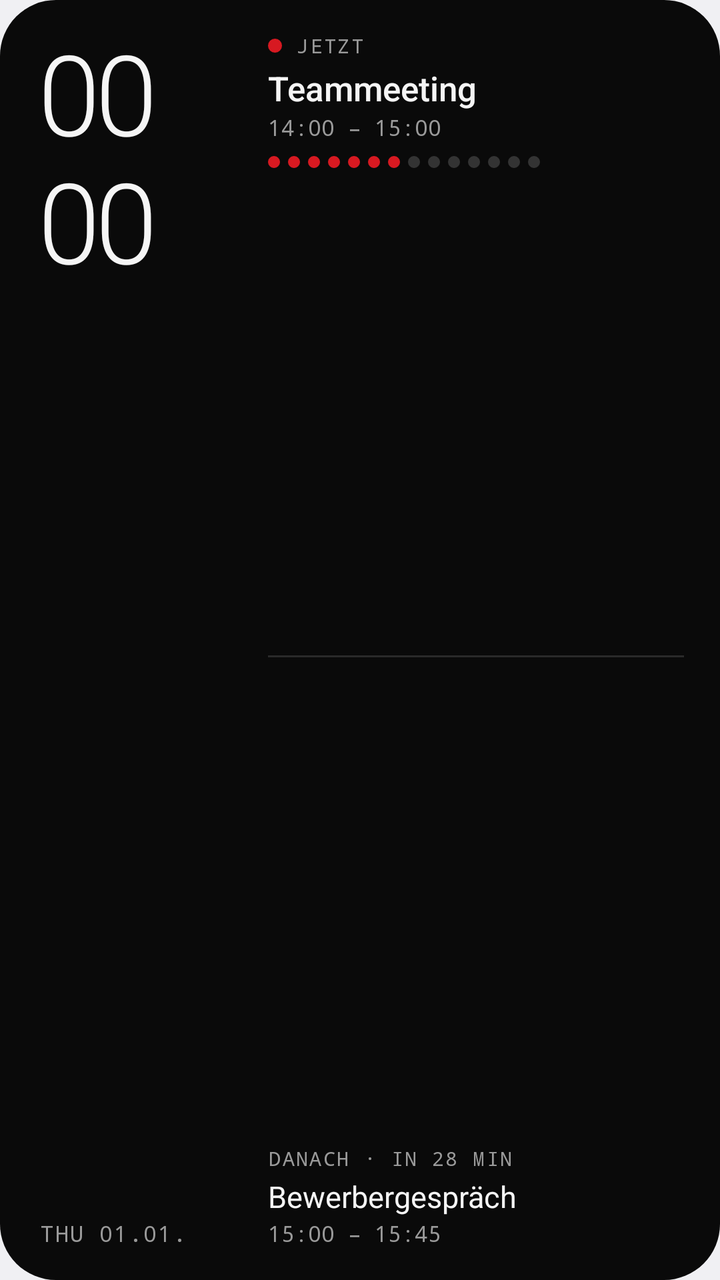
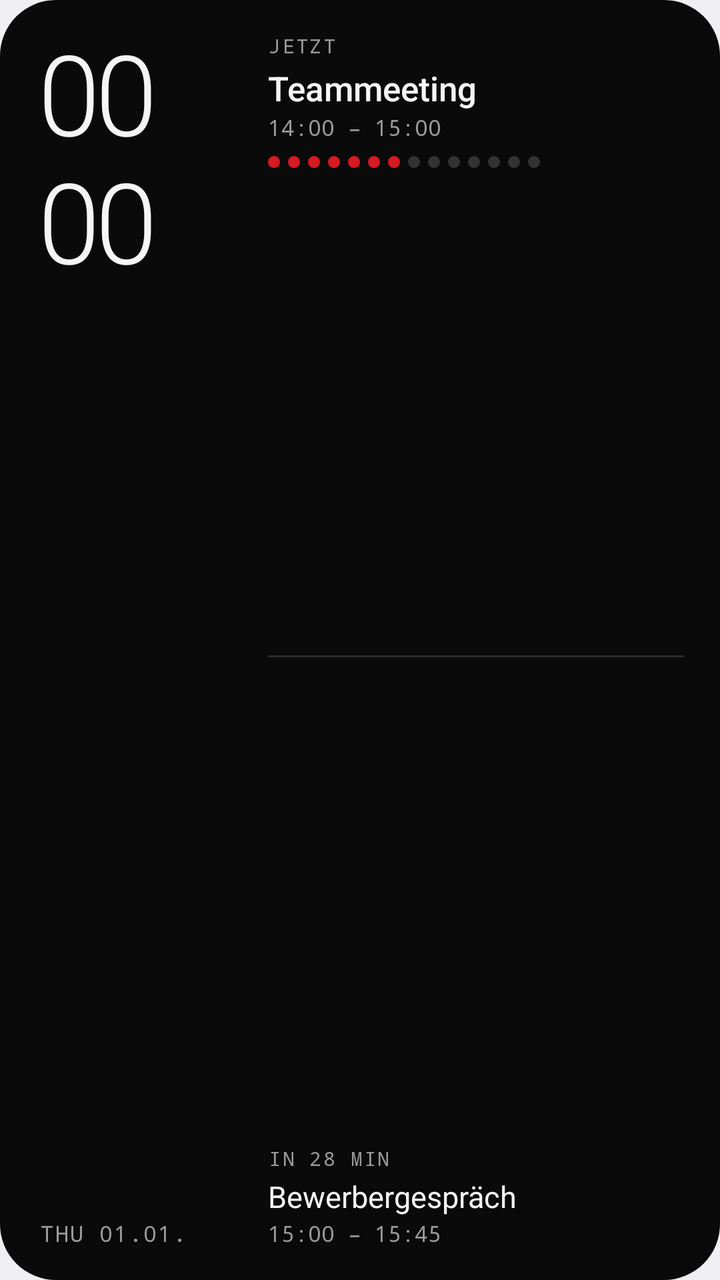

Before-and-after screenshots of an Android layout around one commit, followed by the original layout XML and the change that was made.
<!-- AndroidManifest.xml: application theme android:Theme.DeviceDefault.DayNight -->
<!-- res/layout/widget_now_next.xml -->
<?xml version="1.0" encoding="utf-8"?>
<FrameLayout xmlns:android="http://schemas.android.com/apk/res/android"
    android:id="@android:id/background"
    android:layout_width="match_parent"
    android:layout_height="match_parent">

    <ImageView
        android:id="@+id/bg_fill"
        android:layout_width="match_parent"
        android:layout_height="match_parent"
        android:importantForAccessibility="no"
        android:scaleType="fitXY"
        android:src="@drawable/widget_shape"
        android:tint="@color/mono_bg_solid" />

    <ImageView
        android:id="@+id/bg_stroke"
        android:layout_width="match_parent"
        android:layout_height="match_parent"
        android:importantForAccessibility="no"
        android:scaleType="fitXY"
        android:src="@drawable/widget_stroke"
        android:visibility="gone" />

    <LinearLayout
        android:layout_width="match_parent"
        android:layout_height="match_parent"
        android:orientation="horizontal"
        android:paddingStart="20dp"
        android:paddingTop="16dp"
        android:paddingEnd="18dp"
        android:paddingBottom="16dp">

        
        <LinearLayout
            android:layout_width="wrap_content"
            android:layout_height="match_parent"
            android:minWidth="96dp"
            android:orientation="vertical">

            <TextClock
                android:id="@+id/clock_hour"
                android:layout_width="wrap_content"
                android:layout_height="wrap_content"
                android:fontFamily="sans-serif-light"
                android:format12Hour="HH"
                android:format24Hour="HH"
                android:includeFontPadding="false"
                android:letterSpacing="-0.04"
                android:textColor="@color/mono_text"
                android:textSize="56sp" />

            <TextClock
                android:id="@+id/clock_minute"
                android:layout_width="wrap_content"
                android:layout_height="wrap_content"
                android:layout_marginTop="-2dp"
                android:fontFamily="sans-serif-light"
                android:format12Hour="mm"
                android:format24Hour="mm"
                android:includeFontPadding="false"
                android:letterSpacing="-0.04"
                android:textColor="@color/mono_text"
                android:textSize="56sp" />

            <FrameLayout
                android:layout_width="match_parent"
                android:layout_height="0dp"
                android:layout_weight="1" />

            <TextClock
                android:id="@+id/date"
                android:layout_width="wrap_content"
                android:layout_height="wrap_content"
                android:fontFamily="monospace"
                android:format12Hour="EEE dd.MM."
                android:format24Hour="EEE dd.MM."
                android:letterSpacing="0.06"
                android:textAllCaps="true"
                android:textColor="@color/mono_muted_solid"
                android:textSize="11sp" />
        </LinearLayout>

        
        <LinearLayout
            android:layout_width="0dp"
            android:layout_height="match_parent"
            android:layout_marginStart="18dp"
            android:layout_weight="1"
            android:orientation="vertical">

            
            <LinearLayout
                android:id="@+id/allday_row"
                android:layout_width="match_parent"
                android:layout_height="wrap_content"
                android:layout_marginBottom="6dp"
                android:gravity="center_vertical"
                android:orientation="horizontal"
                android:visibility="gone">

                <ImageView
                    android:id="@+id/allday_ring"
                    android:layout_width="7dp"
                    android:layout_height="7dp"
                    android:importantForAccessibility="no"
                    android:src="@drawable/ring"
                    android:tint="@color/mono_muted_solid" />

                <TextView
                    android:id="@+id/allday_title"
                    android:layout_width="0dp"
                    android:layout_height="wrap_content"
                    android:layout_marginStart="7dp"
                    android:layout_weight="1"
                    android:ellipsize="end"
                    android:maxLines="1"
                    android:text="Urlaub"
                    android:textColor="@color/mono_text"
                    android:textSize="13sp" />

                <TextView
                    android:id="@+id/allday_count"
                    android:layout_width="wrap_content"
                    android:layout_height="wrap_content"
                    android:layout_marginStart="6dp"
                    android:fontFamily="monospace"
                    android:maxLines="1"
                    android:text="+1"
                    android:textColor="@color/mono_muted_solid"
                    android:textSize="10sp"
                    android:visibility="gone" />
            </LinearLayout>

            <LinearLayout
                android:id="@+id/now_block"
                android:layout_width="match_parent"
                android:layout_height="wrap_content"
                android:orientation="vertical">

                <LinearLayout
                    android:layout_width="wrap_content"
                    android:layout_height="wrap_content"
                    android:gravity="center_vertical"
                    android:orientation="horizontal">

                    <ImageView
                        android:id="@+id/now_dot"
                        android:layout_width="7dp"
                        android:layout_height="7dp"
                        android:importantForAccessibility="no"
                        android:src="@drawable/dot"
                        android:tint="@color/mono_accent" />

                    <TextView
                        android:id="@+id/now_label"
                        android:layout_width="wrap_content"
                        android:layout_height="wrap_content"
                        android:layout_marginStart="7dp"
                        android:fontFamily="monospace"
                        android:letterSpacing="0.08"
                        android:maxLines="1"
                        android:text="JETZT"
                        android:textColor="@color/mono_muted_solid"
                        android:textSize="10sp" />
                </LinearLayout>

                <TextView
                    android:id="@+id/now_title"
                    android:layout_width="match_parent"
                    android:layout_height="wrap_content"
                    android:layout_marginTop="3dp"
                    android:ellipsize="end"
                    android:fontFamily="sans-serif-medium"
                    android:maxLines="1"
                    android:text="Teammeeting"
                    android:textColor="@color/mono_text"
                    android:textSize="17sp" />

                <TextView
                    android:id="@+id/now_time"
                    android:layout_width="wrap_content"
                    android:layout_height="wrap_content"
                    android:layout_marginTop="1dp"
                    android:fontFamily="monospace"
                    android:maxLines="1"
                    android:text="14:00 – 15:00"
                    android:textColor="@color/mono_muted_solid"
                    android:textSize="11sp" />

                <LinearLayout
                    android:id="@+id/dots"
                    android:layout_width="wrap_content"
                    android:layout_height="wrap_content"
                    android:layout_marginTop="7dp"
                    android:orientation="horizontal">
                <ImageView
                    android:id="@+id/dot_0"
                    android:layout_width="6dp"
                    android:layout_height="6dp"
                    android:layout_marginEnd="4dp"
                    android:importantForAccessibility="no"
                    android:src="@drawable/dot"
                    android:tint="@color/mono_accent" />
                <ImageView
                    android:id="@+id/dot_1"
                    android:layout_width="6dp"
                    android:layout_height="6dp"
                    android:layout_marginEnd="4dp"
                    android:importantForAccessibility="no"
                    android:src="@drawable/dot"
                    android:tint="@color/mono_accent" />
                <ImageView
                    android:id="@+id/dot_2"
                    android:layout_width="6dp"
                    android:layout_height="6dp"
                    android:layout_marginEnd="4dp"
                    android:importantForAccessibility="no"
                    android:src="@drawable/dot"
                    android:tint="@color/mono_accent" />
                <ImageView
                    android:id="@+id/dot_3"
                    android:layout_width="6dp"
                    android:layout_height="6dp"
                    android:layout_marginEnd="4dp"
                    android:importantForAccessibility="no"
                    android:src="@drawable/dot"
                    android:tint="@color/mono_accent" />
                <ImageView
                    android:id="@+id/dot_4"
                    android:layout_width="6dp"
                    android:layout_height="6dp"
                    android:layout_marginEnd="4dp"
                    android:importantForAccessibility="no"
                    android:src="@drawable/dot"
                    android:tint="@color/mono_accent" />
                <ImageView
                    android:id="@+id/dot_5"
                    android:layout_width="6dp"
                    android:layout_height="6dp"
                    android:layout_marginEnd="4dp"
                    android:importantForAccessibility="no"
                    android:src="@drawable/dot"
                    android:tint="@color/mono_accent" />
                <ImageView
                    android:id="@+id/dot_6"
                    android:layout_width="6dp"
                    android:layout_height="6dp"
                    android:layout_marginEnd="4dp"
                    android:importantForAccessibility="no"
                    android:src="@drawable/dot"
                    android:tint="@color/mono_accent" />
                <ImageView
                    android:id="@+id/dot_7"
                    android:layout_width="6dp"
                    android:layout_height="6dp"
                    android:layout_marginEnd="4dp"
                    android:importantForAccessibility="no"
                    android:src="@drawable/dot"
                    android:tint="@color/mono_dot_off_solid" />
                <ImageView
                    android:id="@+id/dot_8"
                    android:layout_width="6dp"
                    android:layout_height="6dp"
                    android:layout_marginEnd="4dp"
                    android:importantForAccessibility="no"
                    android:src="@drawable/dot"
                    android:tint="@color/mono_dot_off_solid" />
                <ImageView
                    android:id="@+id/dot_9"
                    android:layout_width="6dp"
                    android:layout_height="6dp"
                    android:layout_marginEnd="4dp"
                    android:importantForAccessibility="no"
                    android:src="@drawable/dot"
                    android:tint="@color/mono_dot_off_solid" />
                <ImageView
                    android:id="@+id/dot_10"
                    android:layout_width="6dp"
                    android:layout_height="6dp"
                    android:layout_marginEnd="4dp"
                    android:importantForAccessibility="no"
                    android:src="@drawable/dot"
                    android:tint="@color/mono_dot_off_solid" />
                <ImageView
                    android:id="@+id/dot_11"
                    android:layout_width="6dp"
                    android:layout_height="6dp"
                    android:layout_marginEnd="4dp"
                    android:importantForAccessibility="no"
                    android:src="@drawable/dot"
                    android:tint="@color/mono_dot_off_solid" />
                <ImageView
                    android:id="@+id/dot_12"
                    android:layout_width="6dp"
                    android:layout_height="6dp"
                    android:layout_marginEnd="4dp"
                    android:importantForAccessibility="no"
                    android:src="@drawable/dot"
                    android:tint="@color/mono_dot_off_solid" />
                <ImageView
                    android:id="@+id/dot_13"
                    android:layout_width="6dp"
                    android:layout_height="6dp"
                    android:importantForAccessibility="no"
                    android:src="@drawable/dot"
                    android:tint="@color/mono_dot_off_solid" />
                </LinearLayout>
            </LinearLayout>

            <FrameLayout
                android:layout_width="match_parent"
                android:layout_height="0dp"
                android:layout_weight="1" />

            <ImageView
                android:id="@+id/divider"
                android:layout_width="match_parent"
                android:layout_height="1dp"
                android:importantForAccessibility="no"
                android:scaleType="fitXY"
                android:src="@drawable/line"
                android:tint="@color/mono_line_solid" />

            <FrameLayout
                android:layout_width="match_parent"
                android:layout_height="0dp"
                android:layout_weight="1" />

            <LinearLayout
                android:id="@+id/next_block"
                android:layout_width="match_parent"
                android:layout_height="wrap_content"
                android:orientation="vertical">

                <TextView
                    android:id="@+id/next_label"
                    android:layout_width="match_parent"
                    android:layout_height="wrap_content"
                    android:ellipsize="end"
                    android:fontFamily="monospace"
                    android:letterSpacing="0.08"
                    android:maxLines="1"
                    android:text="DANACH · IN 28 MIN"
                    android:textColor="@color/mono_muted_solid"
                    android:textSize="10sp" />

                <TextView
                    android:id="@+id/next_title"
                    android:layout_width="match_parent"
                    android:layout_height="wrap_content"
                    android:layout_marginTop="2dp"
                    android:ellipsize="end"
                    android:maxLines="1"
                    android:text="Bewerbergespräch"
                    android:textColor="@color/mono_text"
                    android:textSize="15sp" />

                <TextView
                    android:id="@+id/next_time"
                    android:layout_width="match_parent"
                    android:layout_height="wrap_content"
                    android:layout_marginTop="1dp"
                    android:ellipsize="end"
                    android:fontFamily="monospace"
                    android:maxLines="1"
                    android:text="15:00 – 15:45"
                    android:textColor="@color/mono_muted_solid"
                    android:textSize="11sp" />
            </LinearLayout>
        </LinearLayout>
    </LinearLayout>
</FrameLayout>
<!-- resources referenced by this layout -->
<resources>
  <color name="mono_accent">#FFD71921</color>
  <color name="mono_bg_solid">#FF0A0A0A</color>
  <color name="mono_dot_off_solid">#FF333333</color>
  <color name="mono_line_solid">#FF2A2A2A</color>
  <color name="mono_muted_solid">#FF9A9A9A</color>
  <color name="mono_text">#FFF5F5F5</color>
  <!-- drawable dot (drawable) -->
  <?xml version="1.0" encoding="utf-8"?>
  <shape xmlns:android="http://schemas.android.com/apk/res/android"
      android:shape="oval">
      <solid android:color="#FFFFFFFF" />
      <size
          android:width="6dp"
          android:height="6dp" />
  </shape>
  <!-- drawable line (drawable) -->
  <?xml version="1.0" encoding="utf-8"?>
  <shape xmlns:android="http://schemas.android.com/apk/res/android"
      android:shape="rectangle">
      <solid android:color="#FFFFFFFF" />
  </shape>
  <!-- drawable ring (drawable) -->
  <?xml version="1.0" encoding="utf-8"?>
  <shape xmlns:android="http://schemas.android.com/apk/res/android"
      android:shape="oval">
      <solid android:color="#00000000" />
      <stroke
          android:width="1.5dp"
          android:color="#FFFFFFFF" />
      <size
          android:width="7dp"
          android:height="7dp" />
  </shape>
  <!-- drawable widget_shape (drawable) -->
  <?xml version="1.0" encoding="utf-8"?>
  <shape xmlns:android="http://schemas.android.com/apk/res/android"
      android:shape="rectangle">
      <solid android:color="#FFFFFFFF" />
      <corners android:radius="@android:dimen/system_app_widget_background_radius" />
  </shape>
  <!-- drawable widget_stroke (drawable) -->
  <?xml version="1.0" encoding="utf-8"?>
  <shape xmlns:android="http://schemas.android.com/apk/res/android"
      android:shape="rectangle">
      <solid android:color="#00000000" />
      <stroke
          android:width="1dp"
          android:color="#29FFFFFF" />
      <corners android:radius="@android:dimen/system_app_widget_background_radius" />
  </shape>
</resources>

<!-- the commit's change to res/layout/widget_now_next.xml (unified diff, before → after) -->
@@ -138,32 +138,16 @@
                 android:layout_height="wrap_content"
                 android:orientation="vertical">
 
-                <LinearLayout
+                <TextView
+                    android:id="@+id/now_label"
                     android:layout_width="wrap_content"
                     android:layout_height="wrap_content"
-                    android:gravity="center_vertical"
-                    android:orientation="horizontal">
-
-                    <ImageView
-                        android:id="@+id/now_dot"
-                        android:layout_width="7dp"
-                        android:layout_height="7dp"
-                        android:importantForAccessibility="no"
-                        android:src="@drawable/dot"
-                        android:tint="@color/mono_accent" />
-
-                    <TextView
-                        android:id="@+id/now_label"
-                        android:layout_width="wrap_content"
-                        android:layout_height="wrap_content"
-                        android:layout_marginStart="7dp"
-                        android:fontFamily="monospace"
-                        android:letterSpacing="0.08"
-                        android:maxLines="1"
-                        android:text="JETZT"
-                        android:textColor="@color/mono_muted_solid"
-                        android:textSize="10sp" />
-                </LinearLayout>
+                    android:fontFamily="monospace"
+                    android:letterSpacing="0.08"
+                    android:maxLines="1"
+                    android:text="JETZT"
+                    android:textColor="@color/mono_muted_solid"
+                    android:textSize="10sp" />
 
                 <TextView
                     android:id="@+id/now_title"
@@ -341,7 +325,7 @@
                     android:fontFamily="monospace"
                     android:letterSpacing="0.08"
                     android:maxLines="1"
-                    android:text="DANACH · IN 28 MIN"
+                    android:text="IN 28 MIN"
                     android:textColor="@color/mono_muted_solid"
                     android:textSize="10sp" />
 
